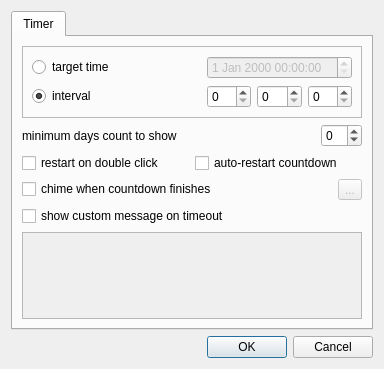
Qt form plugins/countdown_timer/gui/settings_dialog.ui (Kolcha/DigitalClock4) before a commit.
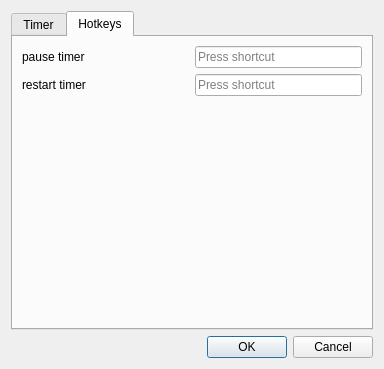
The same form after that commit. The open tabs and pages were chosen to show the change.

Commit message:
countdown_timer: add Hotkeys tab to settings dialog
branch : plugins

```diff
--- a/plugins/countdown_timer/gui/settings_dialog.ui
+++ b/plugins/countdown_timer/gui/settings_dialog.ui
@@ -160,6 +160,78 @@
        </item>
       </layout>
      </widget>
+     <widget class="QWidget" name="hotkeys_tab">
+      <attribute name="title">
+       <string>Hotkeys</string>
+      </attribute>
+      <layout class="QGridLayout" name="gridLayout_3">
+       <item row="0" column="0">
+        <widget class="QLabel" name="pause_label">
+         <property name="sizePolicy">
+          <sizepolicy hsizetype="Expanding" vsizetype="Preferred">
+           <horstretch>0</horstretch>
+           <verstretch>0</verstretch>
+          </sizepolicy>
+         </property>
+         <property name="text">
+          <string>pause timer</string>
+         </property>
+         <property name="buddy">
+          <cstring>pause_seq_edit</cstring>
+         </property>
+        </widget>
+       </item>
+       <item row="0" column="1">
+        <widget class="QKeySequenceEdit" name="pause_seq_edit">
+         <property name="sizePolicy">
+          <sizepolicy hsizetype="Preferred" vsizetype="Fixed">
+           <horstretch>0</horstretch>
+           <verstretch>0</verstretch>
+          </sizepolicy>
+         </property>
+        </widget>
+       </item>
+       <item row="1" column="0">
+        <widget class="QLabel" name="restart_label">
+         <property name="sizePolicy">
+          <sizepolicy hsizetype="Expanding" vsizetype="Preferred">
+           <horstretch>0</horstretch>
+           <verstretch>0</verstretch>
+          </sizepolicy>
+         </property>
+         <property name="text">
+          <string>restart timer</string>
+         </property>
+         <property name="buddy">
+          <cstring>restart_seq_edit</cstring>
+         </property>
+        </widget>
+       </item>
+       <item row="1" column="1">
+        <widget class="QKeySequenceEdit" name="restart_seq_edit">
+         <property name="sizePolicy">
+          <sizepolicy hsizetype="Preferred" vsizetype="Fixed">
+           <horstretch>0</horstretch>
+           <verstretch>0</verstretch>
+          </sizepolicy>
+         </property>
+        </widget>
+       </item>
+       <item row="2" column="0">
+        <spacer name="verticalSpacer">
+         <property name="orientation">
+          <enum>Qt::Vertical</enum>
+         </property>
+         <property name="sizeHint" stdset="0">
+          <size>
+           <width>20</width>
+           <height>210</height>
+          </size>
+         </property>
+        </spacer>
+       </item>
+      </layout>
+     </widget>
     </widget>
    </item>
    <item>
```
